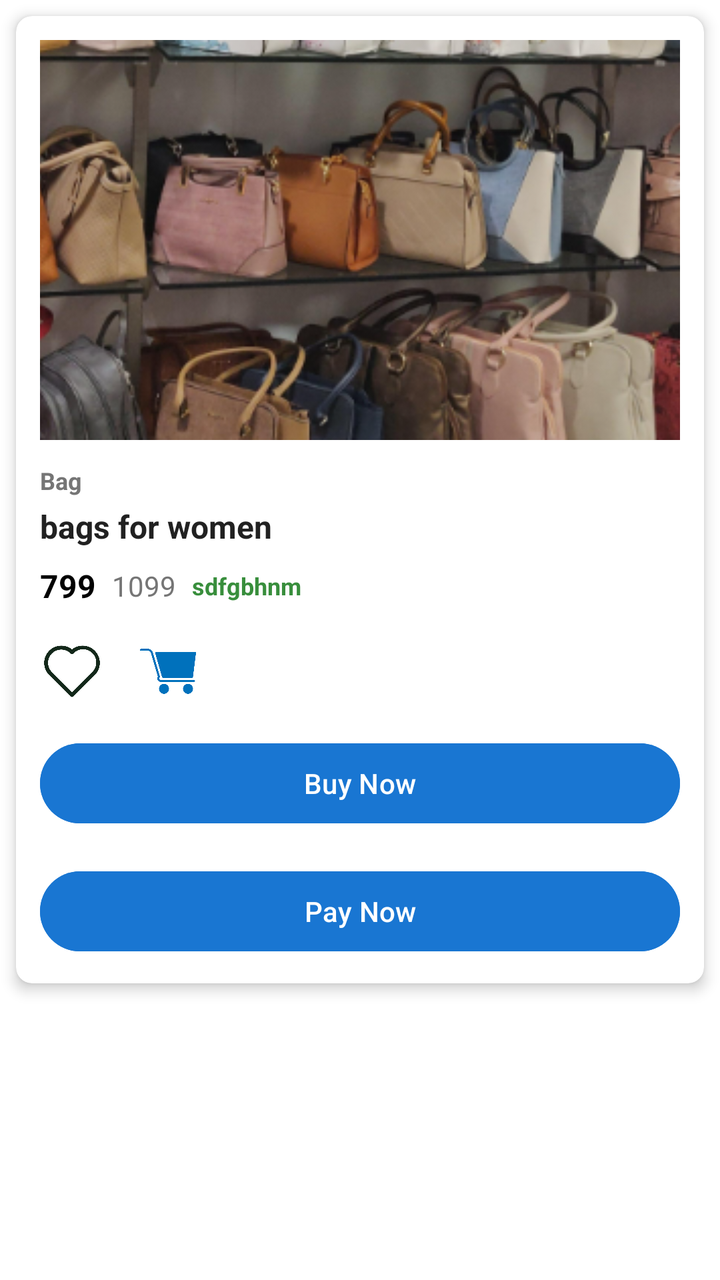
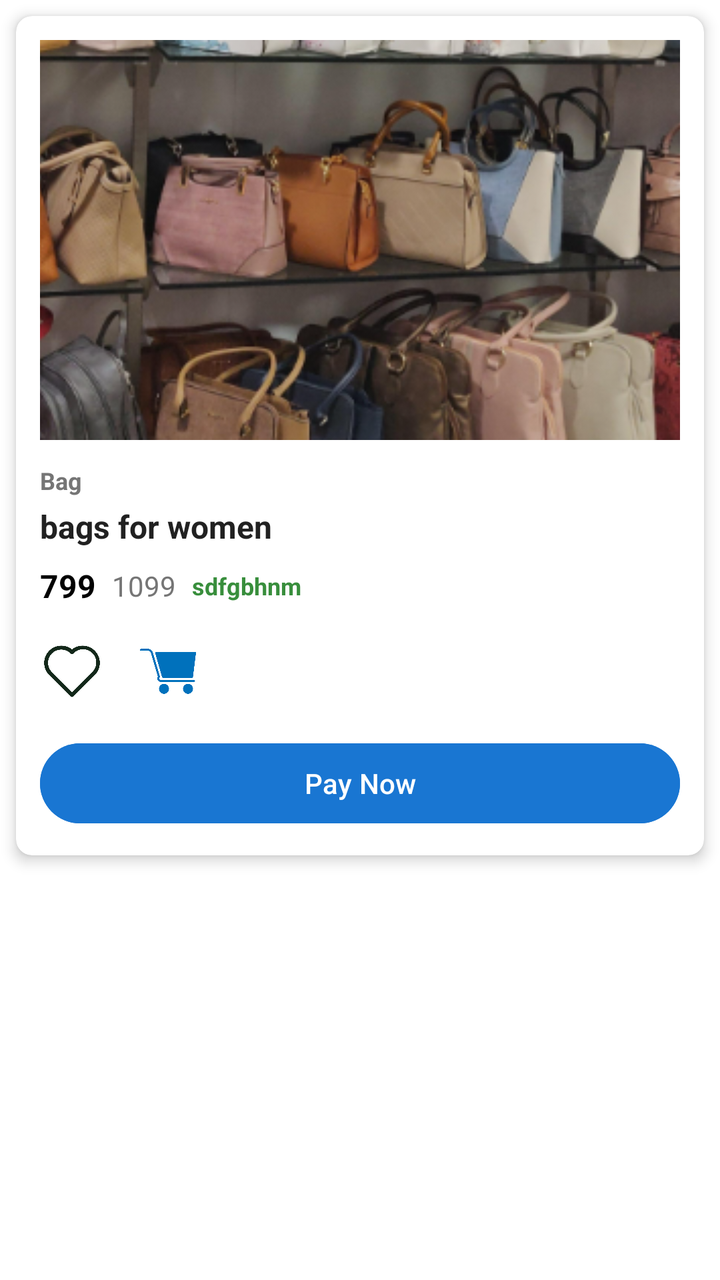

Screens rendered from an Android XML layout before and after an edit, with the pre-edit source and the edit as a unified diff.
<!-- AndroidManifest.xml: application theme Base.Theme.Lecture_works -->
<!-- res/layout/activity_product_details.xml -->
<?xml version="1.0" encoding="utf-8"?>
<RelativeLayout xmlns:android="http://schemas.android.com/apk/res/android"
    xmlns:app="http://schemas.android.com/apk/res-auto"
    xmlns:tools="http://schemas.android.com/tools"
    android:id="@+id/main"
    android:layout_width="match_parent"
    android:layout_height="match_parent"
    android:fitsSystemWindows="true"
    tools:context=".product_details">

    <androidx.cardview.widget.CardView
        android:layout_width="match_parent"
        android:layout_height="wrap_content"
        android:layout_margin="8dp"
        app:cardCornerRadius="8dp"
        app:cardElevation="4dp"
        app:cardBackgroundColor="#FFFFFF">

        <LinearLayout
            android:layout_width="match_parent"
            android:layout_height="wrap_content"
            android:orientation="vertical"
            android:padding="12dp">

            <ImageView
                android:id="@+id/product_detail_image"
                android:layout_width="match_parent"
                android:src="@drawable/bag"
                android:layout_height="200dp"
                android:scaleType="centerCrop" />

            <LinearLayout
                android:layout_width="match_parent"
                android:layout_height="wrap_content"
                android:layout_marginTop="12dp"
                android:orientation="vertical">

                <TextView
                    android:id="@+id/product_detail_vendor_name"
                    android:layout_width="wrap_content"
                    android:layout_height="wrap_content"
                    android:textSize="12sp"
                    android:text="Bag"
                    android:textColor="#757575"
                    android:textStyle="bold" />

                <TextView
                    android:id="@+id/product_detail_name"
                    android:layout_width="wrap_content"
                    android:layout_height="wrap_content"
                    android:textSize="16sp"
                    android:text="bags for women"
                    android:textColor="#212121"
                    android:textStyle="bold"
                    android:layout_marginTop="4dp" />

                <LinearLayout
                    android:layout_width="match_parent"
                    android:layout_height="wrap_content"
                    android:layout_marginTop="8dp"
                    android:gravity="center_vertical"
                    android:orientation="horizontal">

                    <TextView
                        android:id="@+id/product_detail_discountprice"
                        android:layout_width="wrap_content"
                        android:layout_height="wrap_content"
                        android:text="799"
                        android:textSize="16sp"
                        android:textColor="#000000"
                        android:textStyle="bold" />

                    <TextView
                        android:id="@+id/product_detail_realprice"
                        android:layout_width="wrap_content"
                        android:text="1099"
                        android:layout_height="wrap_content"
                        android:textSize="14sp"
                        android:textColor="#757575"
                        android:layout_marginHorizontal="8dp" />

                    <TextView
                        android:id="@+id/product_detail_discount"
                        android:layout_width="wrap_content"
                        android:text="sdfgbhnm"
                        android:layout_height="wrap_content"
                        android:textSize="12sp"
                        android:textColor="#388E3C"
                        android:textStyle="bold" />

                </LinearLayout>

            </LinearLayout>

            <LinearLayout
                android:layout_width="match_parent"
                android:layout_height="wrap_content"
                android:gravity="center_vertical"
                android:layout_marginTop="16dp"
                android:orientation="horizontal">

                <ImageView
                    android:id="@+id/product_detail_wishlist"
                    android:layout_width="32dp"
                    android:layout_height="32dp"
                    android:src="@drawable/wishlist_empty"
                    android:layout_marginRight="16dp" />

                <ImageView
                    android:id="@+id/product_detail_cart"
                    android:layout_width="32dp"
                    android:layout_height="32dp"
                    android:src="@drawable/cart" />

                <LinearLayout
                    android:id="@+id/product_detail_cart_layout"
                    android:layout_width="wrap_content"
                    android:layout_height="wrap_content"
                    android:gravity="center"
                    android:visibility="gone"
                    android:orientation="horizontal">

                    <ImageView
                        android:id="@+id/product_detail_cart_minus"
                        android:layout_width="24dp"
                        android:layout_height="24dp"
                        android:src="@drawable/substract" />

                    <TextView
                        android:id="@+id/product_detail_cart_qty"
                        android:layout_width="wrap_content"
                        android:layout_height="wrap_content"
                        android:text="1"
                        android:layout_marginHorizontal="12dp"
                        android:textSize="16sp"
                        android:textColor="#000000"
                        android:textStyle="bold" />

                    <ImageView
                        android:id="@+id/product_detail_cart_add"
                        android:layout_width="24dp"
                        android:layout_height="24dp"
                        android:src="@drawable/add" />

                </LinearLayout>

            </LinearLayout>

            <Button
                android:id="@+id/buy_now"
                android:layout_width="match_parent"
                android:layout_height="wrap_content"
                android:layout_marginTop="16dp"
                android:text="Buy Now"
                android:backgroundTint="#1976D2" />
            <Button
                android:id="@+id/pay_now"
                android:layout_width="match_parent"
                android:layout_height="wrap_content"
                android:layout_marginTop="16dp"
                android:text="Pay Now"
                android:backgroundTint="#1976D2" />

        </LinearLayout>

    </androidx.cardview.widget.CardView>

</RelativeLayout>
<!-- resources referenced by this layout -->
<resources>
  <!-- drawable add: png bitmap (drawable, 5127 bytes) -->
  <!-- drawable bag: png bitmap (drawable, 418875 bytes) -->
  <!-- drawable cart: png bitmap (drawable, 10486 bytes) -->
  <!-- drawable substract: png bitmap (drawable, 2530 bytes) -->
  <!-- drawable wishlist_empty: png bitmap (drawable, 14034 bytes) -->
  <style name="Base.Theme.Lecture_works" parent="Theme.Material3.DayNight.NoActionBar">
          
  
          <item name="android:windowBackground">@android:color/white</item>
          <item name="android:colorBackground">@android:color/white</item>
      </style>
</resources>

<!-- the commit's change to res/layout/activity_product_details.xml (unified diff, before → after) -->
@@ -152,6 +152,7 @@
                 android:layout_height="wrap_content"
                 android:layout_marginTop="16dp"
                 android:text="Buy Now"
+                android:visibility="gone"
                 android:backgroundTint="#1976D2" />
             <Button
                 android:id="@+id/pay_now"
